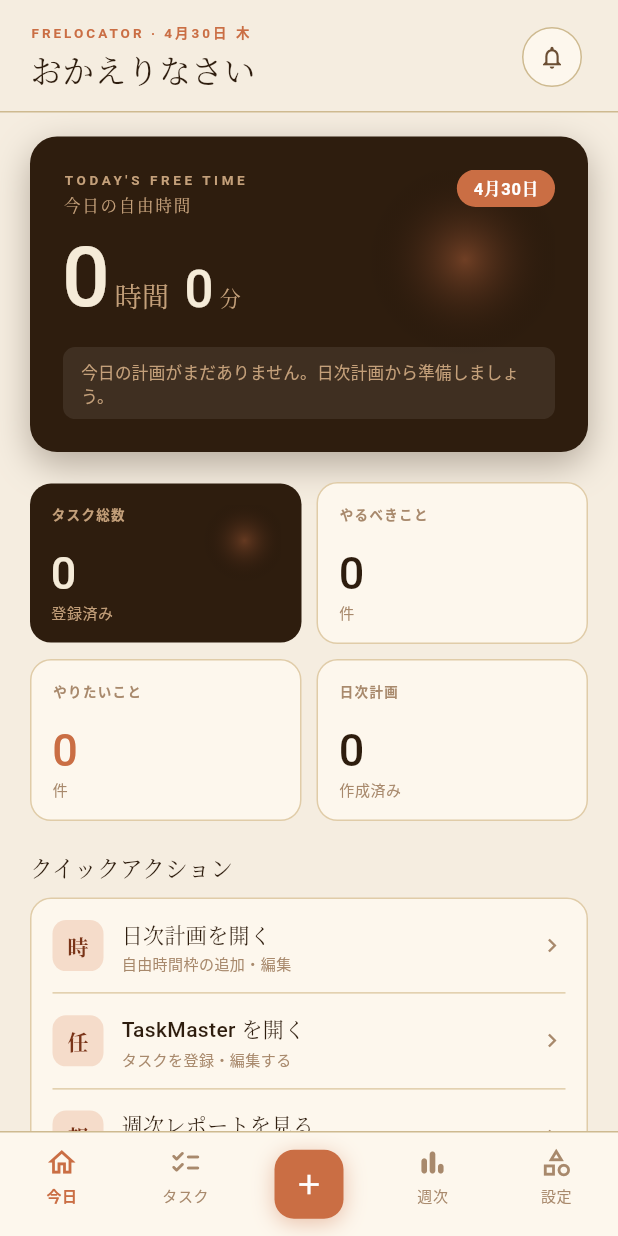
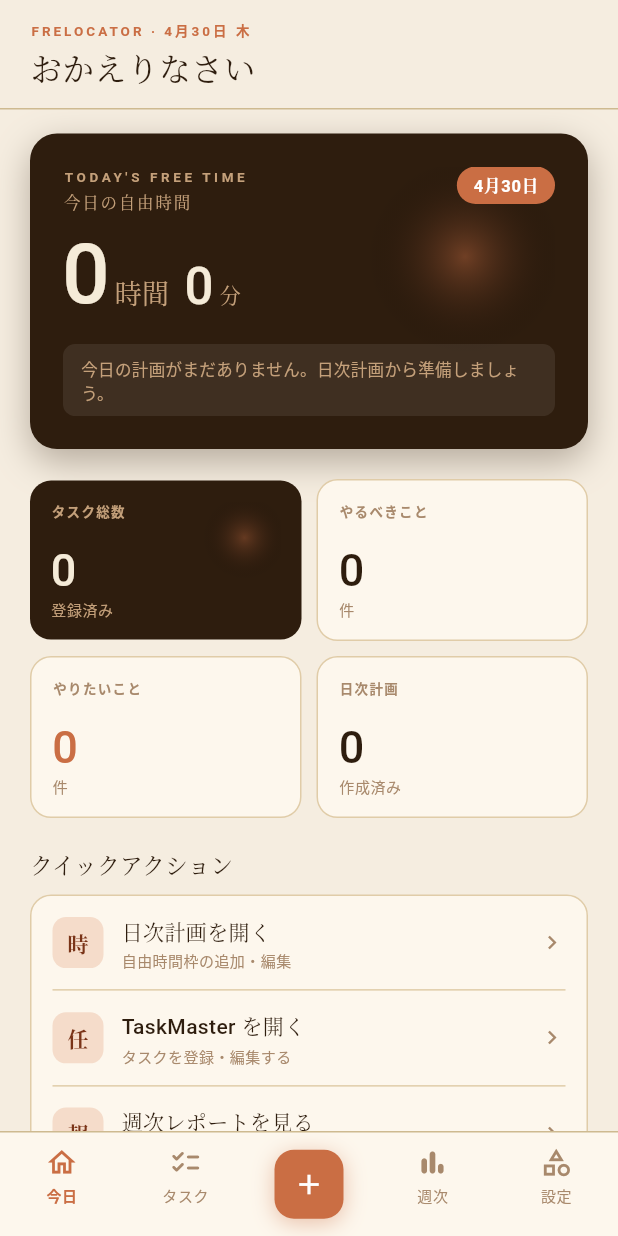
Before and after one commit to torifo/freeslot-allocator-app, a Flutter app: the screen it shows after launch, on a phone screen of 412 x 824 dp. Run offline on Flutter 3.47's test engine with Material 3 defaults, Android fonts, the phone set to English and light mode, and no system bars; our stand-ins replace flutter_riverpod, go_router, shared_preferences.

Commit message:
fix: remove dead home notification action / ホームの未実装通知操作を削除

```diff
--- a/lib/features/home/presentation/home_screen.dart
+++ b/lib/features/home/presentation/home_screen.dart
@@ -170,18 +170,6 @@ class _TopBar extends StatelessWidget {
                   ),
                 ),
               ],
-            ),
-          ),
-          IconButton(
-            onPressed: () {},
-            style: IconButton.styleFrom(
-              backgroundColor: AppColors.cream,
-              side: const BorderSide(color: AppColors.line2),
-            ),
-            icon: const Icon(
-              Icons.notifications_outlined,
-              size: 18,
-              color: AppColors.ink2,
             ),
           ),
         ],
```
